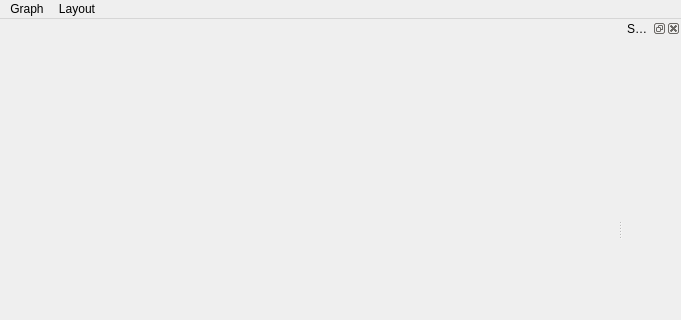
First picture: the form in src/main_window.ui, repository kvakvs/xrefgui1, before the edit; both pictures show x 0 to 681 and y 0 to 320 of the 681 by 460 pixel window.
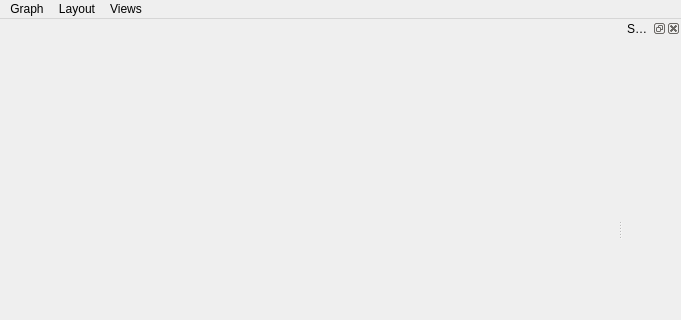
Second picture: the form after the edit.

Commit message: Multiple views (in progress)

What changed in the file:
```diff
--- a/src/main_window.ui
+++ b/src/main_window.ui
@@ -51,8 +51,17 @@
     <addaction name="actionScalePlus20"/>
     <addaction name="actionScaleMinus20"/>
    </widget>
+   <widget class="QMenu" name="menuViews">
+    <property name="title">
+     <string>Views</string>
+    </property>
+    <addaction name="actionNew_view"/>
+    <addaction name="actionSwitch_view"/>
+    <addaction name="actionDelete_view"/>
+   </widget>
    <addaction name="menuGraph"/>
    <addaction name="menuLayout"/>
+   <addaction name="menuViews"/>
   </widget>
   <widget class="QStatusBar" name="statusBar"/>
   <widget class="QDockWidget" name="dockWidget0">
```
Left out of the diff: 15 changed lines with no effect on the pictures. The commit also changes 5 other files.
